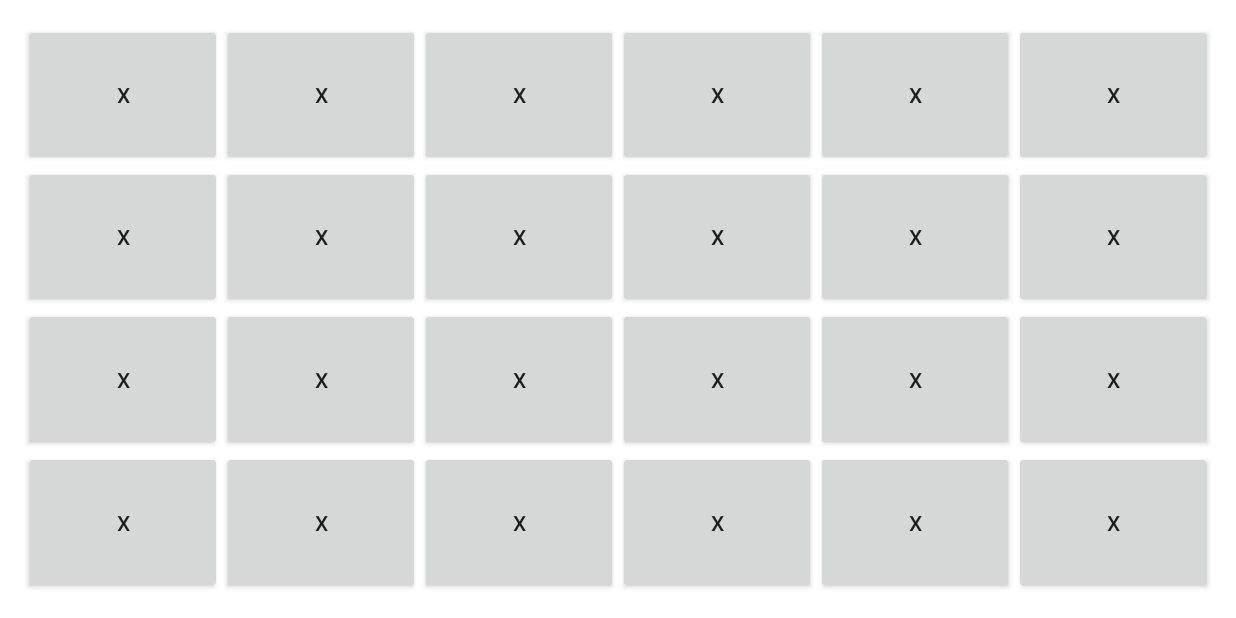
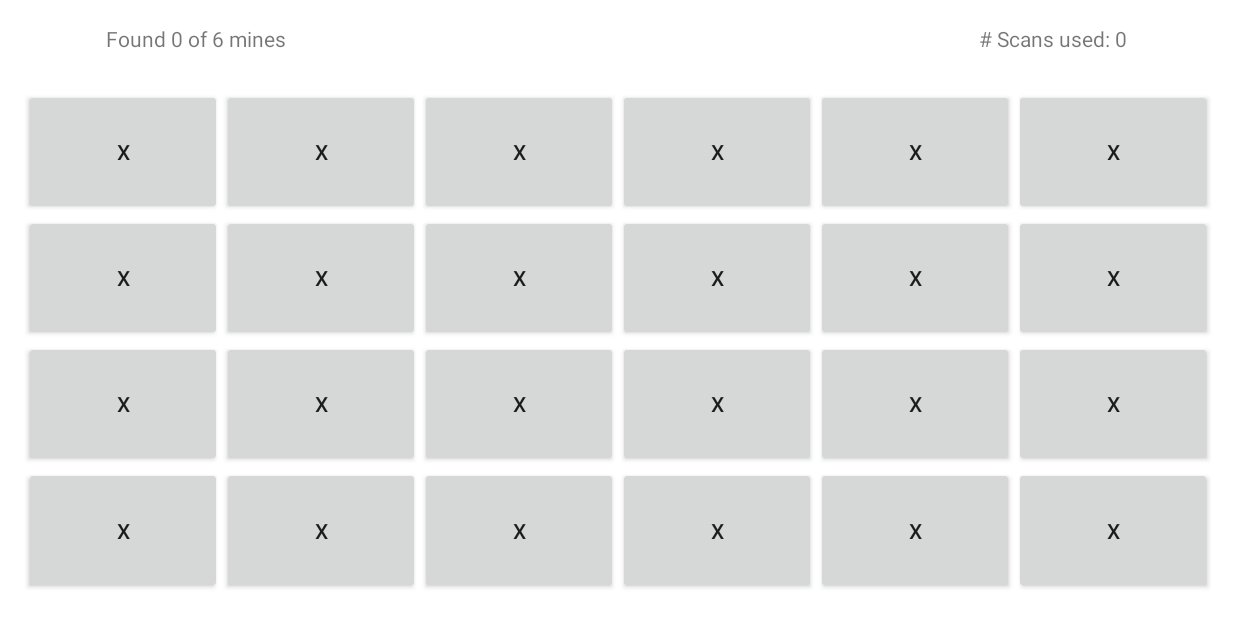
Before and after one commit to klocquiao/Cat-Catcher, an Android app: the GameActivity screen opened directly, with no data from a screen before it, on a phone screen of 824 x 412 dp (held sideways). Run offline under Robolectric (Android 15) with nearby library versions, the phone set to English and light mode, and no system bars; our stand-ins replace navigation-ui.

Commit message:
Implement mine and scan record tracking
Now the GameActivity.java will display the amount of mines found and scans used dynamically at the top.

```diff
--- a/app/src/main/java/com/example/cmpt276ass3/GameActivity.java
+++ b/app/src/main/java/com/example/cmpt276ass3/GameActivity.java
@@ -14,6 +14,7 @@ import android.view.View;
 import android.widget.Button;
 import android.widget.TableLayout;
 import android.widget.TableRow;
+import android.widget.TextView;
 import android.widget.Toast;
 
 import androidx.navigation.ui.AppBarConfiguration;
@@ -43,8 +44,12 @@ public class GameActivity extends AppCompatActivity {
 
         newGame = new Game(NUM_ROWS, NUM_COLS, NUM_MINES);
 
+        updateNumberOfScansText();
+        updateNumberOfMinesText();
         populateButtons();
     }
+
+
 
     private void populateButtons() {
         TableLayout table = (TableLayout) findViewById(R.id.gameCells);
@@ -107,11 +112,13 @@ public class GameActivity extends AppCompatActivity {
             button.setText("Found!");
             newGame.getCell(row, col).cleanMine();
             updateScannedCells(row, col);
+            updateNumberOfMinesText();
         }
         else {
             int cellValue = newGame.getCell(row, col).getNumberOfNearbyMines();
             button.setText(Integer.toString(cellValue));
             button.setEnabled(false);
+            updateNumberOfScansText();
         }
 
     }
@@ -135,7 +142,15 @@ public class GameActivity extends AppCompatActivity {
                 cell.setText(Integer.toString(cellValue));
             }
         }
+    }
 
+    private void updateNumberOfMinesText() {
+        TextView mineText = (TextView) findViewById(R.id.numberOfMines);
+        mineText.setText("Found " + newGame.getMinesFound() + " of " + NUM_MINES + " mines");
+    }
+    private void updateNumberOfScansText() {
+        TextView mineText = (TextView) findViewById(R.id.numberOfScans);
+        mineText.setText("# Scans used: " + newGame.getScansPerformed());
     }
 
     private void scaleImageToCell(Button button) {
--- a/app/src/main/java/com/example/cmpt276ass3/model/Game.java
+++ b/app/src/main/java/com/example/cmpt276ass3/model/Game.java
@@ -2,6 +2,7 @@ package com.example.cmpt276ass3.model;
 
 import java.util.ArrayList;
 import java.util.Collections;
+import java.util.List;
 
 public class Game {
     public static final Boolean MINE = true;
@@ -15,13 +16,13 @@ public class Game {
     private Cell field[][];
     private ArrayList<Boolean> shuffler = new ArrayList<Boolean>();
 
-
     public Game(int numberOfRows, int numberOfColumns, int numberOfMines) {
         this.numberOfRows = numberOfRows;
         this.numberOfColumns = numberOfColumns;
         this.numberOfMines = numberOfMines;
         minesFound = 0;
         scansPerformed = 0;
+
 
         shuffleFieldValues();
         populateField();
@@ -69,9 +70,10 @@ public class Game {
             }
             return MINE;
         }
-        scansPerformed++;
+        if (!isScan) {
+            scansPerformed++;
+        }
         return NO_MINE;
-
     }
     public void scan(int row, int column) {
         int totalNearbyMines = 0;
@@ -92,4 +94,12 @@ public class Game {
         return field[row][col];
     }
 
+    public int getMinesFound() {
+        return minesFound;
+    }
+
+    public int getScansPerformed() {
+        return scansPerformed;
+    }
+
 }
--- a/app/src/main/res/layout/activity_game.xml
+++ b/app/src/main/res/layout/activity_game.xml
@@ -11,11 +11,36 @@
         android:layout_width="0dp"
         android:layout_height="0dp"
         android:layout_marginStart="16dp"
-        android:layout_marginTop="16dp"
+        android:layout_marginTop="24dp"
         android:layout_marginEnd="16dp"
         android:layout_marginBottom="16dp"
         app:layout_constraintBottom_toBottomOf="parent"
         app:layout_constraintEnd_toEndOf="parent"
+        app:layout_constraintHorizontal_bias="0.0"
         app:layout_constraintStart_toStartOf="parent"
-        app:layout_constraintTop_toTopOf="parent"/>
+        app:layout_constraintTop_toBottomOf="@+id/numberOfMines"
+        app:layout_constraintVertical_bias="0.0" />
+
+    <TextView
+        android:id="@+id/numberOfMines"
+        android:layout_width="wrap_content"
+        android:layout_height="wrap_content"
+        android:layout_marginTop="16dp"
+        android:text="TextView"
+        app:layout_constraintEnd_toEndOf="parent"
+        app:layout_constraintHorizontal_bias="0.1"
+        app:layout_constraintStart_toStartOf="parent"
+        app:layout_constraintTop_toTopOf="parent" />
+
+    <TextView
+        android:id="@+id/numberOfScans"
+        android:layout_width="wrap_content"
+        android:layout_height="wrap_content"
+        android:layout_marginTop="16dp"
+        android:text="TextView"
+        app:layout_constraintEnd_toEndOf="parent"
+        app:layout_constraintHorizontal_bias="0.9"
+        app:layout_constraintStart_toStartOf="parent"
+        app:layout_constraintTop_toTopOf="parent" />
+
 </androidx.constraintlayout.widget.ConstraintLayout>
--- a/app/src/main/res/values/strings.xml
+++ b/app/src/main/res/values/strings.xml
@@ -5,6 +5,9 @@
     <string name="setting_button">Options</string>
     <string name="help_button">Help</string>
     <string name="title_activity_game">temp activity title</string>
+    <string name="number_of_mines"># of Mines:</string>
+    <string name="number_of_scans"># of Scans:</string>
+
 
 
 </resources>
```
